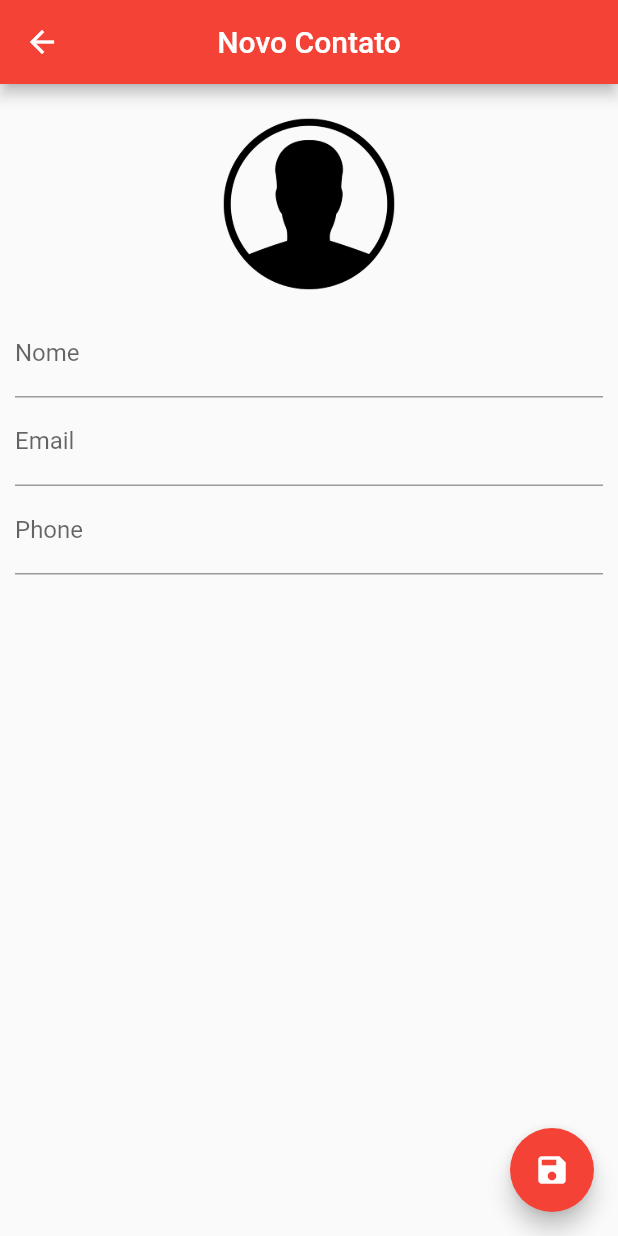
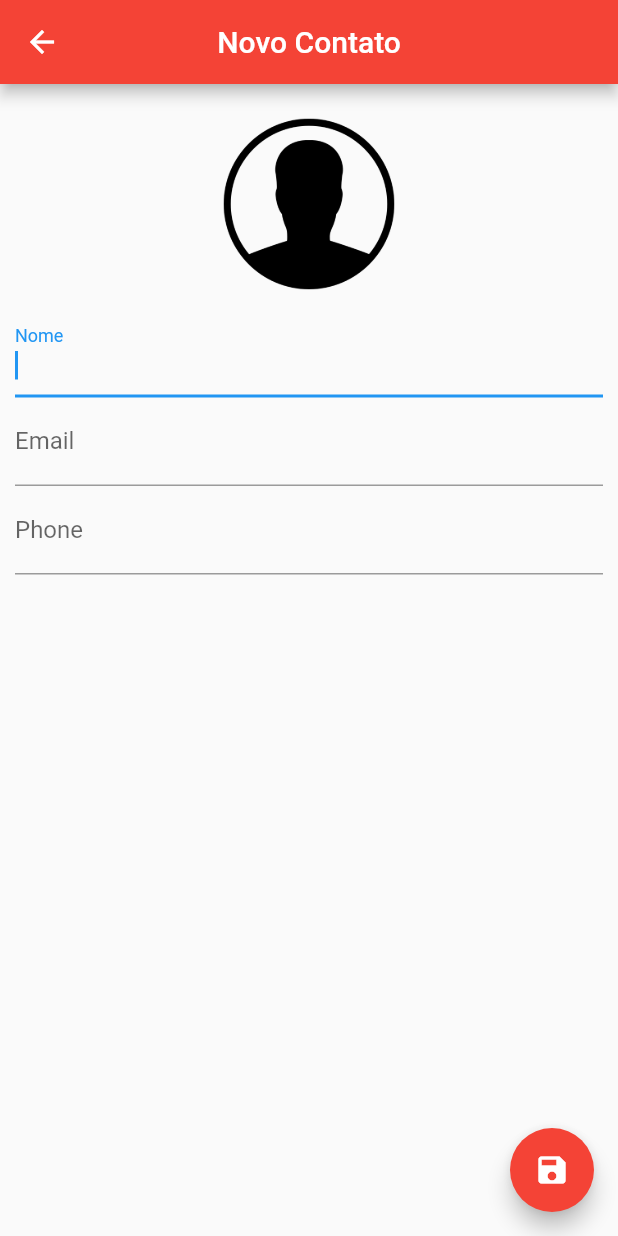
Before and after one commit to victormarques-ia/contact_book, a Flutter app: the ContactPage screen opened directly, after a tap on the "save" icon, on a phone screen of 412 x 824 dp. Run offline on Flutter 3.47's test engine with Material 2 defaults, Android fonts, the phone set to English and light mode, and no system bars; our stand-ins replace sqflite; accounts and stored records are empty.

```diff
--- a/lib/ui/contact_page.dart
+++ b/lib/ui/contact_page.dart
@@ -15,6 +15,8 @@ class _ContactPageState extends State<ContactPage> {
   final _nameController = TextEditingController();
   final _emailController = TextEditingController();
   final _phoneController = TextEditingController();
+
+  final _nameFocus = FocusNode();
 
   bool _userEdited = false;
 
@@ -44,7 +46,13 @@ class _ContactPageState extends State<ContactPage> {
         centerTitle: true,
       ),
       floatingActionButton: FloatingActionButton(
-        onPressed: () {},
+        onPressed: () {
+          if (_editContact.name != null && _editContact.name.isNotEmpty) {
+            Navigator.pop(context, _editContact);
+          } else {
+            FocusScope.of(context).requestFocus(_nameFocus);
+          }
+        },
         child: Icon(Icons.save),
         backgroundColor: Colors.red,
       ),
@@ -67,6 +75,7 @@ class _ContactPageState extends State<ContactPage> {
             ),
             TextField(
               controller: _nameController,
+              focusNode: _nameFocus,
               decoration: InputDecoration(labelText: "Nome"),
               onChanged: (text) {
                 _userEdited = true;
```
